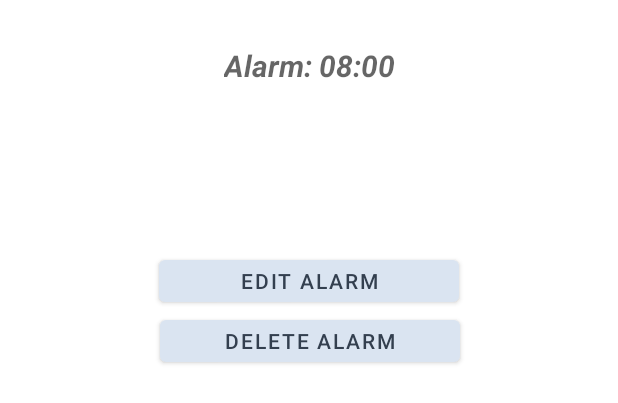
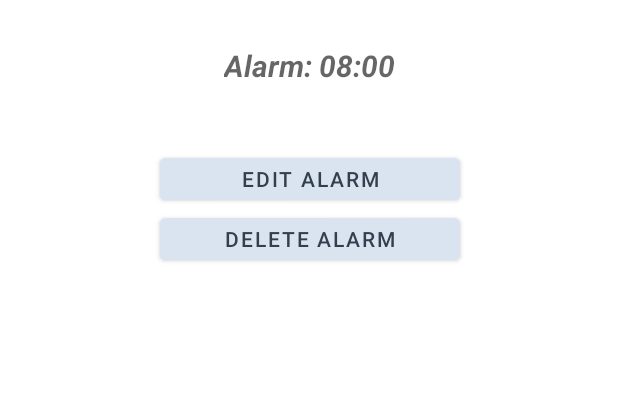
Before and after one commit to LydiaHaile/MAMN01-project, an Android app: the layout activity_alarm_popup.xml on its own in the app's theme, with its tools: preview values and no code run, on a phone screen of 412 x 824 dp. Shown: the top 403 px of the screen. Run offline under Robolectric (Android 15) with nearby library versions, the phone set to English and light mode, and no system bars.

Commit message:
Pilen är tillbaka starkare än någonsin. Och lite andra smågrejer

```diff
--- a/app/src/main/java/com/example/nosnooze/AlarmEdit.java
+++ b/app/src/main/java/com/example/nosnooze/AlarmEdit.java
@@ -75,13 +75,12 @@ public class AlarmEdit extends AppCompatActivity implements AdapterView.OnItemSe
             calendar.set(Calendar.SECOND, 0);
             alarm = new Alarm(time, (int) System.currentTimeMillis(),  selectedInteraction, calendar);
 
+            //ta bort det gamla larmet
             int alarmPos = getIntent().getIntExtra("position",0);
             int alarmId = getIntent().getIntExtra("alarmId",0);
             String alarmTime = getIntent().getStringExtra("time");
             ma.removeAlarm(alarmPos);
             ma.getAlarmAdapter().disableAlarm(alarmId, alarmTime);
-
-
 
             ma.addAlarm(alarm);
             startAlarm(alarm);
--- a/app/src/main/java/com/example/nosnooze/MainActivity.java
+++ b/app/src/main/java/com/example/nosnooze/MainActivity.java
@@ -88,7 +88,7 @@ public class MainActivity extends AppCompatActivity {
         this.startService(serviceIntent);
     }
 
-    public void removeAlarm(int index) {
+    public static void removeAlarm(int index) {
         alarms.remove(index);
         alarmAdapter.notifyDataSetChanged();
     }
--- a/app/src/main/res/layout/activity_alarm_popup.xml
+++ b/app/src/main/res/layout/activity_alarm_popup.xml
@@ -26,14 +26,16 @@
         android:id="@+id/button2"
         android:layout_width="200dp"
         android:layout_height="40dp"
+        android:layout_marginTop="32dp"
+        android:onClick="editAlarm"
         android:text="Edit Alarm"
-        android:onClick="editAlarm"
-        android:layout_marginTop="100dp"
         app:layout_constraintEnd_toEndOf="parent"
+        app:layout_constraintHorizontal_bias="0.502"
         app:layout_constraintStart_toStartOf="parent"
         app:layout_constraintTop_toBottomOf="@+id/popupTime" />
 
     <Button
+        android:id="@+id/deleteButton"
         android:layout_width="200dp"
         android:layout_height="40dp"
         android:text="Delete Alarm"
--- a/app/src/main/res/layout/activity_main.xml
+++ b/app/src/main/res/layout/activity_main.xml
@@ -14,9 +14,9 @@
         android:layout_height="100dp"
         android:contentDescription="EnPil"
         android:src="@raw/pil2"
-        android:visibility="gone"
         app:layout_constraintEnd_toEndOf="parent"
         app:layout_constraintHorizontal_bias="0.9"
+        android:layout_marginTop="14dp"
         app:layout_constraintStart_toStartOf="parent"
         app:layout_constraintTop_toBottomOf="@+id/textView" />
 
--- a/app/src/main/res/layout/row.xml
+++ b/app/src/main/res/layout/row.xml
@@ -4,7 +4,7 @@
     xmlns:app="http://schemas.android.com/apk/res-auto"
     xmlns:tools="http://schemas.android.com/tools"
     android:layout_width="match_parent"
-    android:layout_height="wrap_content"
+    android:layout_height="100dp"
     android:orientation="horizontal"
     android:paddingLeft="20dp"
     android:paddingStart="20dp"
```
Also changed, not shown: app/src/main/java/com/example/nosnooze/AlarmPopup.java (+27 -7 lines).
